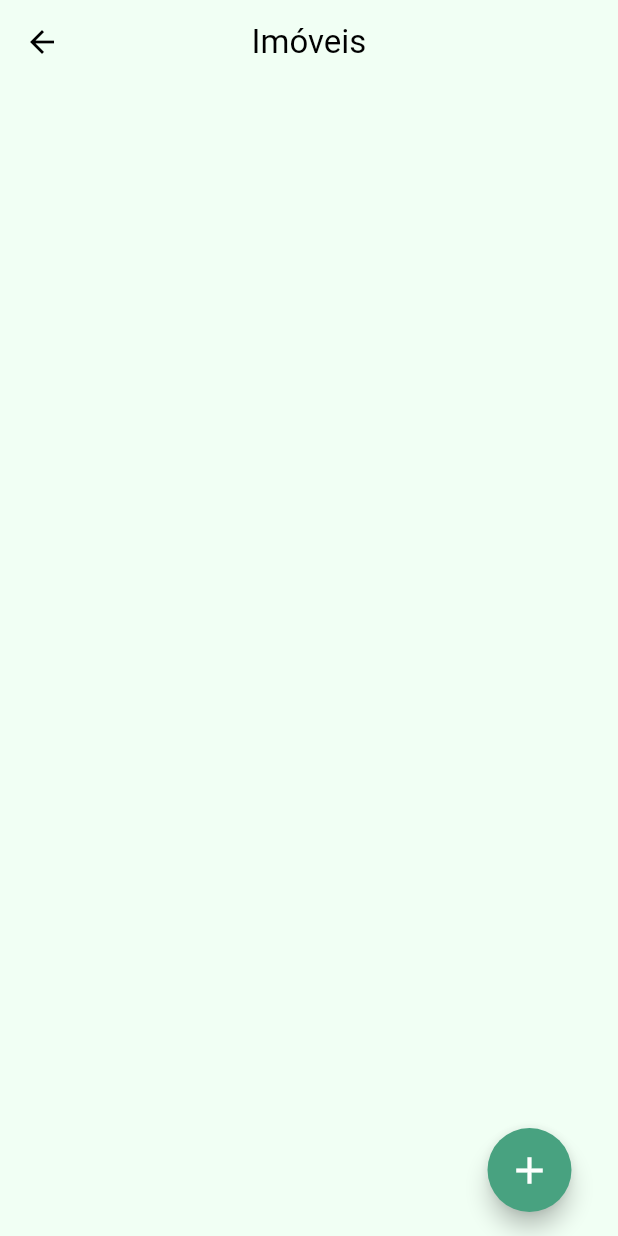
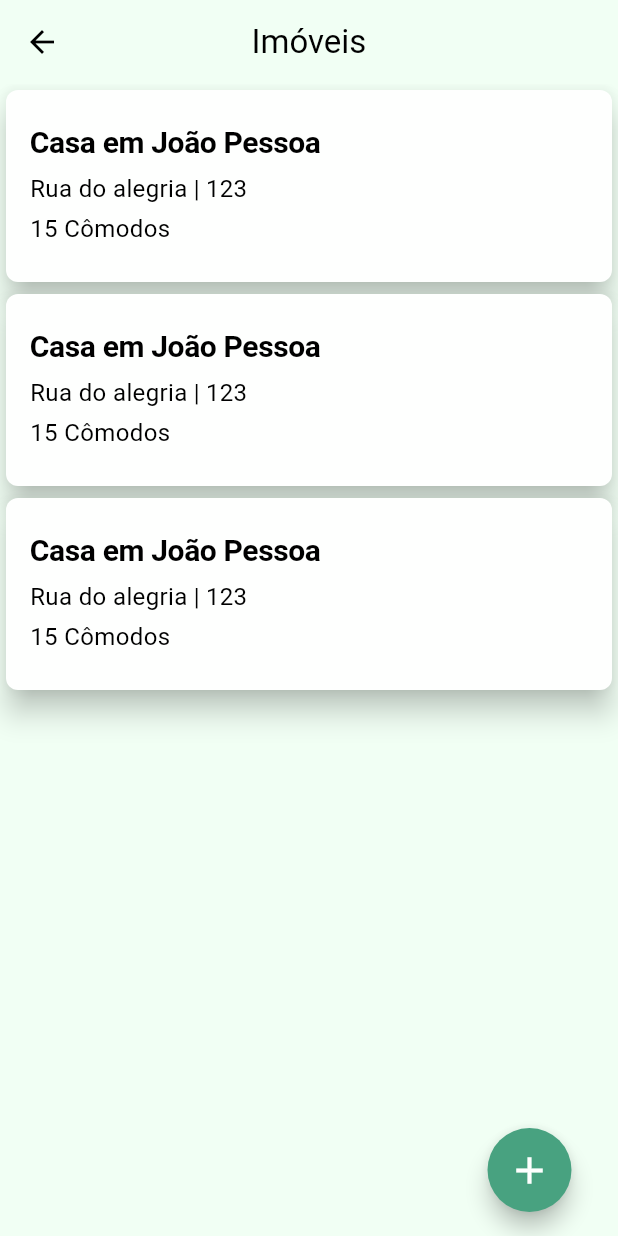
Before and after one commit to moisescunhapimentel/trabalho-pratico3-prog4, a Flutter app: the ImoveisScreen screen opened directly, on a phone screen of 412 x 824 dp. Run offline on Flutter 3.47's test engine with Material 3 defaults, Android fonts, the phone set to English and light mode, and no system bars; our stand-ins replace drift; accounts and stored records are empty; generated files the repository leaves out were written again; Roboto replaces fonts that are missing (Concert One).

Commit message:
adicionar rota a floatingButton em ImoveisScreen

```diff
--- a/lib/ui/screens/imoveis_screen.dart
+++ b/lib/ui/screens/imoveis_screen.dart
@@ -1,5 +1,7 @@
 import 'package:flutter/material.dart';
 import 'package:trabalho3/ui/widgets/icone_flutuante_button.dart';
+import 'package:trabalho3/ui/widgets/imovel_item_card.dart';
+import 'package:trabalho3/ui/screens/formulario_imovel_screen.dart';
 
 class ImoveisScreen extends StatelessWidget {
   const ImoveisScreen({super.key});
@@ -10,9 +12,36 @@ class ImoveisScreen extends StatelessWidget {
       appBar: AppBar(
         title: const Text('Imóveis'),
       ),
-        body: const Column(
+      body: ListView(
+        children: [
+          ImovelItemCard(
+            nomeImovel: 'Casa em João Pessoa',
+            rua: 'Rua do alegria',
+            numImovel: '123',
+            numComodos: 15,
           ),
-        floatingActionButton: IconeFlutuanteButton(),
+          ImovelItemCard(
+            nomeImovel: 'Casa em João Pessoa',
+            rua: 'Rua do alegria',
+            numImovel: '123',
+            numComodos: 15,
+          ),
+          ImovelItemCard(
+            nomeImovel: 'Casa em João Pessoa',
+            rua: 'Rua do alegria',
+            numImovel: '123',
+            numComodos: 15,
+          ),
+        ],
+      ),
+      floatingActionButton: IconeFlutuanteButton(
+        funcao: () {
+          Navigator.push(
+            context,
+            MaterialPageRoute(builder: (context) => FormularioImovelScreen()),
+          );
+        },
+      ),
       floatingActionButtonLocation: FloatingActionButtonLocation.endFloat,
     );
   }
```
Lines whose indentation alone changed are shown as unchanged.
